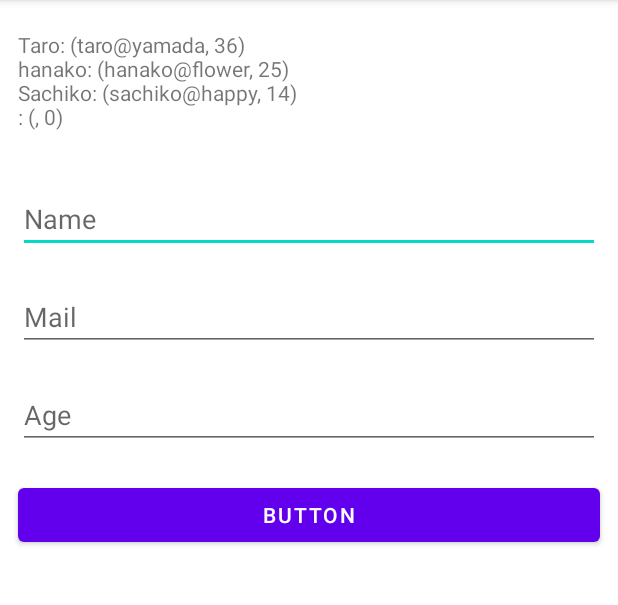
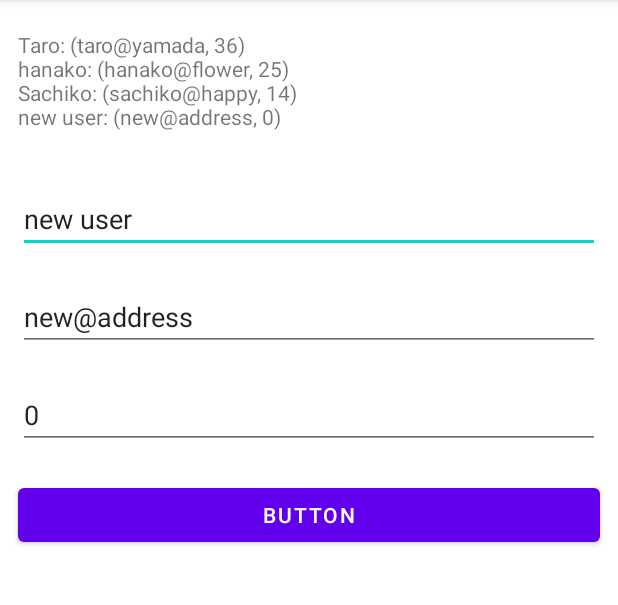
Before and after one commit to naoki1026/JetpackData, an Android app: the screen it shows after launch (MainActivity), after a tap on "BUTTON", on a phone screen of 412 x 824 dp, the part 84-689 px from its top. Run offline under Robolectric (Android 15) with nearby library versions, the phone set to English and light mode, and no system bars; our stand-ins replace data binding.

Commit message:
3-2 データバインディングまで

```diff
--- a/app/build.gradle
+++ b/app/build.gradle
@@ -32,7 +32,7 @@ android {
     }
 
     buildFeatures {
-        viewBinding = true
+        dataBinding = true
     }
 }
 
--- a/app/src/main/java/com/example/jetpackdata/MainActivity.kt
+++ b/app/src/main/java/com/example/jetpackdata/MainActivity.kt
@@ -3,38 +3,35 @@ package com.example.jetpackdata
 import androidx.appcompat.app.AppCompatActivity
 import android.os.Bundle
 import androidx.lifecycle.ViewModelProvider
-import com.example.jetpackdata.data.viewModel.MyViewModel
+import com.example.jetpackdata.data.model.Person
+import com.example.jetpackdata.viewModel.MyViewModel
 import com.example.jetpackdata.databinding.ActivityMainBinding
 
 class MainActivity : AppCompatActivity() {
 
-    var _binding : ActivityMainBinding? = null
-    val binding get() = _binding!!
+    private var _binding : ActivityMainBinding? = null
+    private val binding get() = _binding!!
 
     override fun onCreate(savedInstanceState: Bundle?) {
         super.onCreate(savedInstanceState)
+        _binding = ActivityMainBinding.inflate(layoutInflater)
+        setContentView(binding.root)
 
         // MyViewModelでViewModel()を継承する必要がある
         val myViewModel : MyViewModel = ViewModelProvider(this).get(MyViewModel::class.java)
-        _binding = ActivityMainBinding.inflate(layoutInflater)
-        setContentView(binding.root)
-        binding.text1.text = updateData(myViewModel)
+
+        binding.viewModel = myViewModel
+        binding.text1.text = myViewModel.allText
+
         binding.button1.setOnClickListener {
             val n = binding.frmName.text.toString()
             val m = binding.frmEmail.text.toString()
             val a = binding.frmAge.text.toString().toInt()
+
             myViewModel.add(n, m, a)
-            binding.text1.text = updateData(myViewModel)
+            myViewModel.person = Person(n, m, a)
+            myViewModel.allText = myViewModel.allByText()
+            binding.text1.text = myViewModel.allText
         }
     }
-
-    private fun updateData(vm: MyViewModel): String {
-        val data = vm.getAll()
-        var people = ""
-        for(item in data){
-            people += item.to_s()
-            people += "\n"
-        }
-        return people
-    }
 }
--- /dev/null
+++ b/app/src/main/java/com/example/jetpackdata/bindingAdapter/PersonBinding.kt
@@ -0,0 +1,7 @@
+package com.example.jetpackdata.bindingAdapter
+
+class PersonBinding {
+    companion object {
+
+    }
+}
--- a/app/src/main/java/com/example/jetpackdata/data/model/Person.kt
+++ b/app/src/main/java/com/example/jetpackdata/data/model/Person.kt
@@ -9,6 +9,8 @@ class Person(name:String, mail:String, age:Int){
     val mail = mail
     val age = age
 
+    fun age_s() : String = age.toString()
+
     fun to_s() : Any?{
         return "$name: ($mail, $age)"
     }
--- a/app/src/main/java/com/example/jetpackdata/data/viewModel/MyViewModel.kt
+++ b/app/src/main/java/com/example/jetpackdata/viewModel/MyViewModel.kt
@@ -1,4 +1,4 @@
-package com.example.jetpackdata.data.viewModel
+package com.example.jetpackdata.viewModel
 
 import androidx.lifecycle.ViewModel
 import com.example.jetpackdata.data.model.Person
@@ -12,10 +12,25 @@ class MyViewModel : ViewModel() {
         Person("Sachiko", "sachiko@happy", 14)
     )
 
-    fun getAll() : List<Person> = data
+    var person : Person = Person("new user", "new@address", 0)
+    var allText : String = ""
+
+    fun allByText() : String {
+        var res = ""
+        for (item in data){
+            res += item.to_s()
+            res += "\n"
+        }
+        return res
+    }
+
     fun getById(id:Int) : Person = data[id]
     fun add(name:String, mail:String, age:Int){
         val person = Person(name, mail, age)
         data.add(person)
     }
+
+    init  {
+        allText = allByText()
+    }
 }
--- a/app/src/main/res/layout/activity_main.xml
+++ b/app/src/main/res/layout/activity_main.xml
@@ -1,7 +1,16 @@
 <?xml version="1.0" encoding="utf-8"?>
-<androidx.constraintlayout.widget.ConstraintLayout xmlns:android="http://schemas.android.com/apk/res/android"
+<layout xmlns:android="http://schemas.android.com/apk/res/android"
     xmlns:app="http://schemas.android.com/apk/res-auto"
-    xmlns:tools="http://schemas.android.com/tools"
+    xmlns:tools="http://schemas.android.com/tools">
+
+    <data>
+        <variable
+            name="viewModel"
+            type="com.example.jetpackdata.viewModel.MyViewModel" />
+
+    </data>
+
+    <androidx.constraintlayout.widget.ConstraintLayout
         android:layout_width="match_parent"
         android:layout_height="match_parent"
         tools:context=".MainActivity">
@@ -13,7 +22,7 @@
             android:layout_marginStart="12dp"
             android:layout_marginTop="20dp"
             android:layout_marginEnd="12dp"
-        android:text="TextView"
+            android:text="@{viewModel.allText}"
             app:layout_constraintEnd_toEndOf="parent"
             app:layout_constraintStart_toStartOf="parent"
             app:layout_constraintTop_toTopOf="parent" />
@@ -40,6 +49,7 @@
             android:layout_marginEnd="12dp"
             android:ems="10"
             android:hint="Name"
+            android:text="@{viewModel.person.name}"
             android:inputType="textPersonName"
             app:layout_constraintEnd_toEndOf="parent"
             app:layout_constraintStart_toStartOf="parent"
@@ -54,6 +64,7 @@
             android:layout_marginEnd="12dp"
             android:ems="10"
             android:hint="Mail"
+            android:text="@{viewModel.person.mail}"
             android:inputType="textEmailAddress"
             app:layout_constraintEnd_toEndOf="parent"
             app:layout_constraintHorizontal_bias="0.5"
@@ -69,9 +80,11 @@
             android:layout_marginEnd="12dp"
             android:ems="10"
             android:hint="Age"
+            android:text="@{viewModel.person.age_s()}"
             android:inputType="number"
             app:layout_constraintEnd_toEndOf="parent"
             app:layout_constraintHorizontal_bias="0.5"
             app:layout_constraintStart_toStartOf="parent"
             app:layout_constraintTop_toBottomOf="@+id/frm_email" />
     </androidx.constraintlayout.widget.ConstraintLayout>
+</layout>
```
Lines whose indentation alone changed are shown as unchanged.
